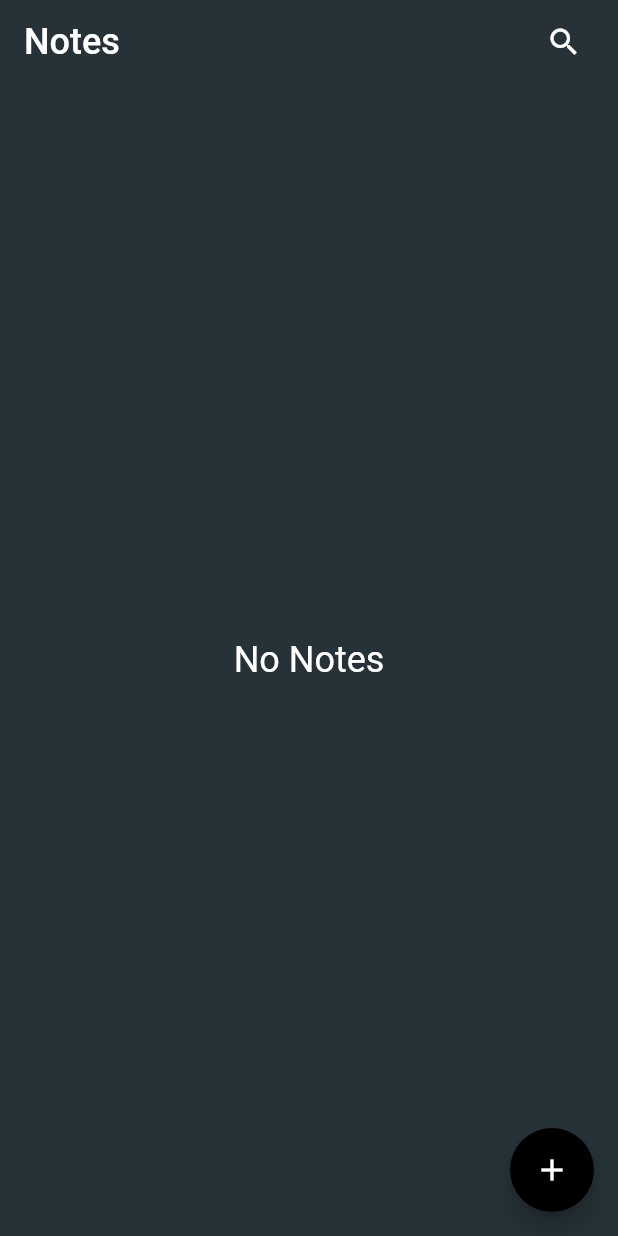
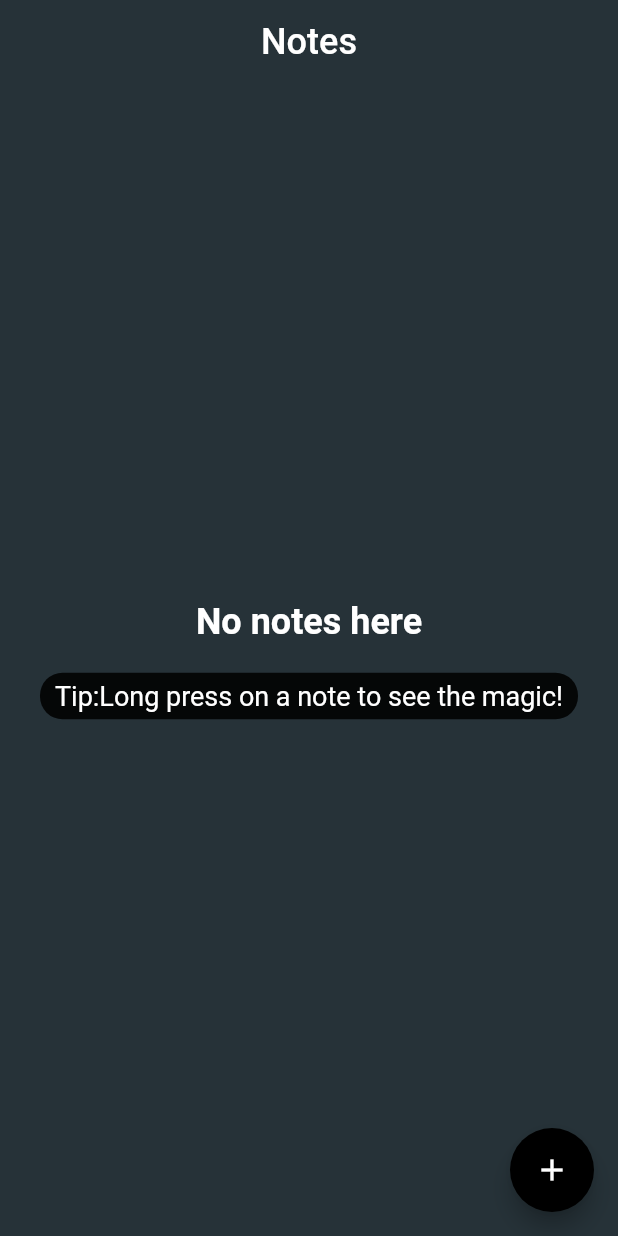
Before and after one commit to muigaidaniel/notes_app, a Flutter app: the screen it shows after launch, on a phone screen of 412 x 824 dp. Run offline on Flutter 3.47's test engine with Material 2 defaults, Android fonts, the phone set to English and light mode, and no system bars; drawn by our look-alikes of showcaseview; our stand-ins replace flip_card, flutter_spinkit, sqflite; accounts and stored records are empty.

Commit message:
Version 1.1

```diff
--- a/lib/main.dart
+++ b/lib/main.dart
@@ -1,6 +1,7 @@
 import 'package:flutter/material.dart';
 import 'package:notes/screens/homescreen.dart';
 import 'package:notes/screens/splashscreen.dart';
+import 'package:showcaseview/showcaseview.dart';
 
 void main() => runApp(MyApp());
 
@@ -20,7 +21,13 @@ class MyApp extends StatelessWidget {
         ),
         home: Splashscreen(),
         routes: {
-          'homescreen': (context) => Homescreen(),
+          'homescreen': (context) => ShowCaseWidget(
+              autoPlay: true,
+              autoPlayLockEnable: true,
+              autoPlayDelay: Duration(seconds: 3),
+              builder: Builder(
+                builder: (_) => Homescreen(),
+              )),
         },
       );
 }
--- a/lib/screens/homescreen.dart
+++ b/lib/screens/homescreen.dart
@@ -9,8 +9,12 @@ import 'package:notes/database/note.dart';
 import 'package:notes/database/notes.dart';
 import 'package:notes/screens/add_and_edit.dart';
 import 'package:notes/screens/note_details.dart';
+import 'package:showcaseview/showcaseview.dart';
 
 class Homescreen extends StatefulWidget {
+  final Note? note;
+
+  const Homescreen({Key? key, this.note}) : super(key: key);
   @override
   _HomescreenState createState() => _HomescreenState();
 }
@@ -22,7 +26,20 @@ class _HomescreenState extends State<Homescreen> {
   @override
   void initState() {
     super.initState();
+    //firstNote();
     refreshNotes();
+  }
+
+  void firstNote() {
+    final note = Note(
+      title: 'Example',
+      favourite: false,
+      number: 1,
+      content: 'This is an example of a note',
+      created: DateTime.now(),
+    );
+
+    Notes.instance.create(note);
   }
 
   Future refreshNotes() async {
@@ -38,10 +55,11 @@ class _HomescreenState extends State<Homescreen> {
             'Notes',
             style: TextStyle(fontSize: 24),
           ),
-          actions: [
+          centerTitle: true,
+          /*actions: [
             IconButton(icon: Icon(Icons.search), onPressed: () {}),
             SizedBox(width: 12)
-          ],
+          ],*/
         ),
         body: Center(
           child: isLoading
@@ -49,9 +67,32 @@ class _HomescreenState extends State<Homescreen> {
                   color: Colors.deepOrange,
                 )
               : notes.isEmpty
-                  ? Text(
-                      'No Notes',
-                      style: TextStyle(color: Colors.white, fontSize: 24),
+                  ? Column(
+                      mainAxisAlignment: MainAxisAlignment.center,
+                      children: [
+                        Text(
+                          'No notes here',
+                          style: TextStyle(
+                              color: Colors.white,
+                              fontSize: 24,
+                              fontWeight: FontWeight.bold),
+                        ),
+                        SizedBox(height: 20),
+                        Container(
+                          decoration: BoxDecoration(
+                              color: Colors.black87,
+                              borderRadius: BorderRadius.circular(15)),
+                          child: Padding(
+                            padding: const EdgeInsets.symmetric(
+                                horizontal: 10, vertical: 5),
+                            child: Text(
+                              'Tip:Long press on a note to see the magic!',
+                              style:
+                                  TextStyle(color: Colors.white, fontSize: 18),
+                            ),
+                          ),
+                        ),
+                      ],
                     )
                   : StaggeredGridView.countBuilder(
                       padding: EdgeInsets.all(8),
@@ -68,25 +109,8 @@ class _HomescreenState extends State<Homescreen> {
                               builder: (context) =>
                                   NoteDetailPage(noteId: note.id!),
                             ));
-
                             refreshNotes();
                           },
-                          /*OpenContainer(
-                          closedColor:
-                              Theme.of(context).scaffoldBackgroundColor,
-                          openColor: Theme.of(context).scaffoldBackgroundColor,
-                          middleColor:
-                              Theme.of(context).scaffoldBackgroundColor,
-                          transitionDuration: Duration(seconds: 1),
-                          openBuilder: (context, _) =>
-                              NoteDetailPage(noteId: note.id!),
-                          closedBuilder:
-                              (context, VoidCallback openContainer) =>
-                                  GestureDetector(
-                            onTap: () {
-                              openContainer();
-                              refreshNotes();
-                            },*/
                           child: FlipCard(
                             back: BackNoteCard(note: note, index: index),
                             front: NoteCard(note: note, index: index),
--- a/pubspec.yaml
+++ b/pubspec.yaml
@@ -29,6 +29,8 @@ dependencies:
   animations: ^2.0.0
   flutter_spinkit: "^4.1.2"
   flip_card: ^0.5.0
+  showcaseview: ^1.0.0
+  shared_preferences: ^2.0.6
 
 
   # The following adds the Cupertino Icons font to your application.
```
Also changed, not shown: pubspec.lock.
